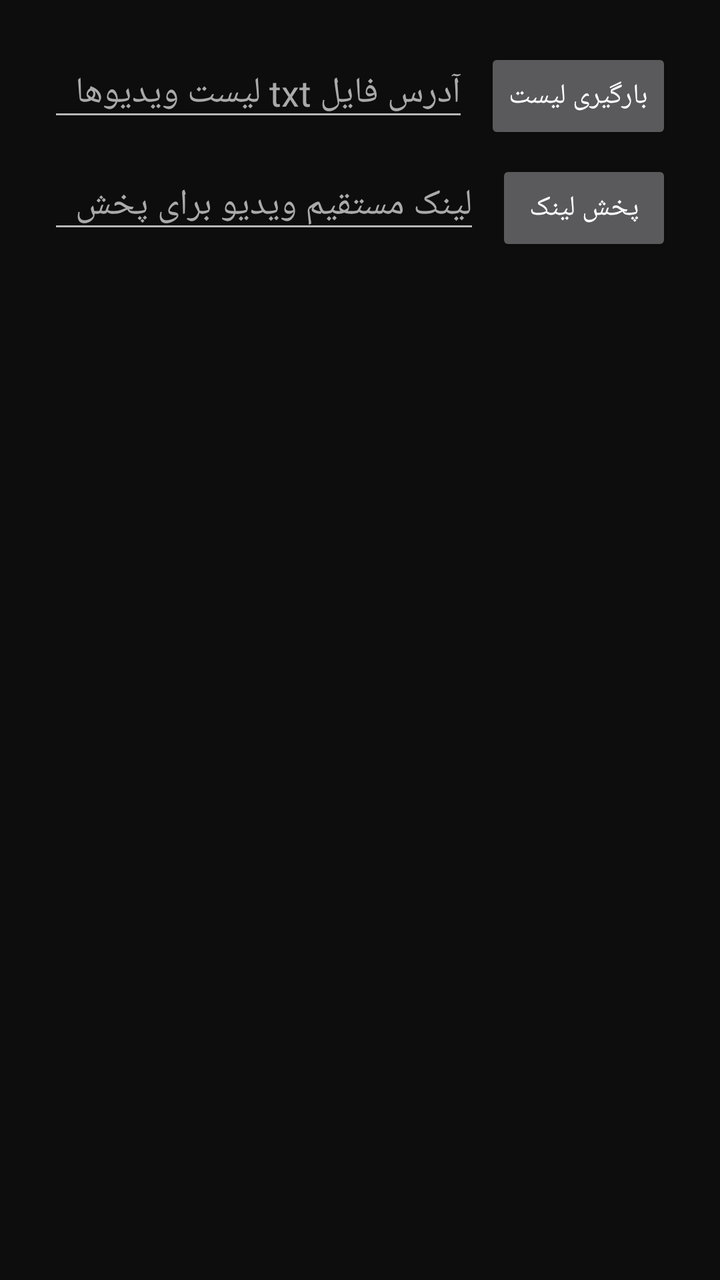
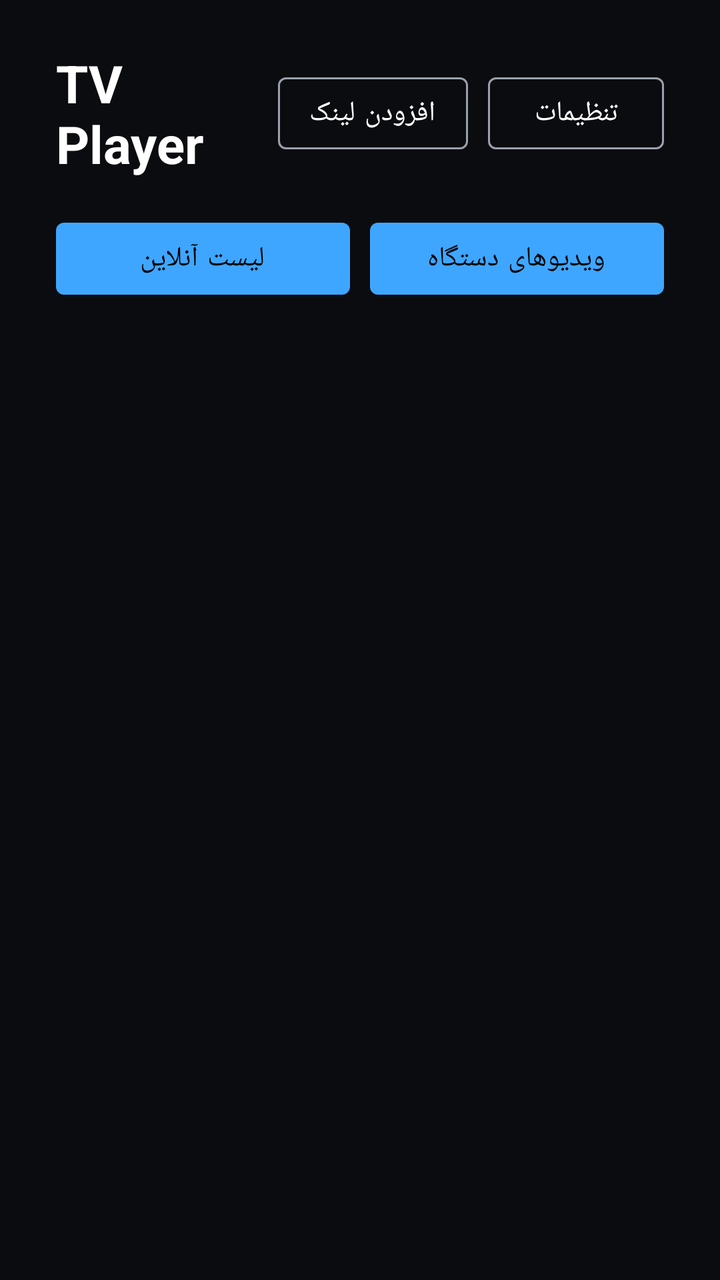

The first picture is an Android layout as it rendered before a commit; the second is the same layout after the commit. The layout source and the unified diff follow.
<!-- AndroidManifest.xml: application theme Theme.TvPlayer -->
<!-- res/layout/activity_main.xml -->
<?xml version="1.0" encoding="utf-8"?>
<LinearLayout xmlns:android="http://schemas.android.com/apk/res/android"
    android:layout_width="match_parent"
    android:layout_height="match_parent"
    android:orientation="vertical"
    android:background="@color/bg_dark"
    android:padding="24dp">

    
    <LinearLayout
        android:layout_width="match_parent"
        android:layout_height="wrap_content"
        android:orientation="horizontal"
        android:layout_marginBottom="8dp">

        <EditText
            android:id="@+id/edtListUrl"
            android:layout_width="0dp"
            android:layout_height="wrap_content"
            android:layout_weight="1"
            android:hint="@string/hint_list_url"
            android:textColor="@color/text_primary"
            android:textColorHint="@color/text_secondary"
            android:singleLine="true"
            android:inputType="textUri" />

        <Button
            android:id="@+id/btnLoadList"
            android:layout_width="wrap_content"
            android:layout_height="wrap_content"
            android:layout_marginStart="8dp"
            android:text="@string/btn_load_list" />
    </LinearLayout>

    
    <LinearLayout
        android:layout_width="match_parent"
        android:layout_height="wrap_content"
        android:orientation="horizontal"
        android:layout_marginBottom="8dp">

        <EditText
            android:id="@+id/edtDirectUrl"
            android:layout_width="0dp"
            android:layout_height="wrap_content"
            android:layout_weight="1"
            android:hint="@string/hint_direct_url"
            android:textColor="@color/text_primary"
            android:textColorHint="@color/text_secondary"
            android:singleLine="true"
            android:inputType="textUri" />

        <Button
            android:id="@+id/btnPlayDirect"
            android:layout_width="wrap_content"
            android:layout_height="wrap_content"
            android:layout_marginStart="8dp"
            android:text="@string/btn_play_direct" />
    </LinearLayout>

    <FrameLayout
        android:layout_width="match_parent"
        android:layout_height="wrap_content"
        android:layout_marginBottom="8dp">

        <TextView
            android:id="@+id/txtStatus"
            android:layout_width="match_parent"
            android:layout_height="wrap_content"
            android:textColor="@color/text_secondary" />

        <ProgressBar
            android:id="@+id/progressBar"
            android:layout_width="wrap_content"
            android:layout_height="wrap_content"
            android:layout_gravity="end"
            android:visibility="gone" />
    </FrameLayout>

    <ListView
        android:id="@+id/listView"
        android:layout_width="match_parent"
        android:layout_height="0dp"
        android:layout_weight="1"
        android:divider="@color/surface"
        android:dividerHeight="1dp" />

</LinearLayout>
<!-- resources referenced by this layout -->
<resources>
  <color name="bg_dark">#0D0D0D</color>
  <color name="surface">#1A1A1A</color>
  <color name="text_primary">#FFFFFF</color>
  <color name="text_secondary">#AAAAAA</color>
  <string name="btn_load_list">بارگیری لیست</string>
  <string name="btn_play_direct">پخش لینک</string>
  <string name="hint_direct_url">لینک مستقیم ویدیو برای پخش</string>
  <string name="hint_list_url">آدرس فایل txt لیست ویدیوها</string>
  <style name="Theme.TvPlayer" parent="Theme.AppCompat.NoActionBar">
          <item name="android:windowBackground">@color/bg_dark</item>
          <item name="colorPrimary">@color/accent</item>
          <item name="colorAccent">@color/accent</item>
          <item name="android:textColorPrimary">@color/text_primary</item>
      </style>
  <color name="accent">#3EA6FF</color>
</resources>

<!-- the commit's change to res/layout/activity_main.xml (unified diff, before → after) -->
@@ -1,35 +1,50 @@
 <?xml version="1.0" encoding="utf-8"?>
 <LinearLayout xmlns:android="http://schemas.android.com/apk/res/android"
+    xmlns:app="http://schemas.android.com/apk/res-auto"
     android:layout_width="match_parent"
     android:layout_height="match_parent"
-    android:orientation="vertical"
     android:background="@color/bg_dark"
-    android:padding="24dp">
+    android:orientation="vertical">
 
     
     <LinearLayout
         android:layout_width="match_parent"
         android:layout_height="wrap_content"
+        android:gravity="center_vertical"
         android:orientation="horizontal"
-        android:layout_marginBottom="8dp">
+        android:paddingStart="28dp"
+        android:paddingTop="24dp"
+        android:paddingEnd="28dp"
+        android:paddingBottom="16dp">
 
-        <EditText
-            android:id="@+id/edtListUrl"
+        <TextView
             android:layout_width="0dp"
             android:layout_height="wrap_content"
             android:layout_weight="1"
-            android:hint="@string/hint_list_url"
+            android:text="@string/app_name"
             android:textColor="@color/text_primary"
-            android:textColorHint="@color/text_secondary"
-            android:singleLine="true"
-            android:inputType="textUri" />
+            android:textSize="26sp"
+            android:textStyle="bold" />
 
-        <Button
-            android:id="@+id/btnLoadList"
+        <com.google.android.material.button.MaterialButton
+            android:id="@+id/btnAddLink"
+            style="@style/Widget.MaterialComponents.Button.OutlinedButton"
             android:layout_width="wrap_content"
             android:layout_height="wrap_content"
-            android:layout_marginStart="8dp"
-            android:text="@string/btn_load_list" />
+            android:layout_marginEnd="10dp"
+            android:text="@string/btn_add_link"
+            android:textColor="@color/text_primary"
+            app:strokeColor="@color/text_secondary" />
+
+        <com.google.android.material.button.MaterialButton
+            android:id="@+id/btnSettings"
+            style="@style/Widget.MaterialComponents.Button.OutlinedButton"
+            android:layout_width="wrap_content"
+            android:layout_height="wrap_content"
+            android:text="@string/btn_settings"
+            android:textColor="@color/text_primary"
+            app:strokeColor="@color/text_secondary" />
+
     </LinearLayout>
 
     
@@ -37,37 +52,43 @@
         android:layout_width="match_parent"
         android:layout_height="wrap_content"
         android:orientation="horizontal"
-        android:layout_marginBottom="8dp">
+        android:paddingStart="28dp"
+        android:paddingEnd="28dp"
+        android:paddingBottom="14dp">
 
-        <EditText
-            android:id="@+id/edtDirectUrl"
+        <com.google.android.material.button.MaterialButton
+            android:id="@+id/btnTabOnline"
+            style="@style/Widget.MaterialComponents.Button"
             android:layout_width="0dp"
             android:layout_height="wrap_content"
             android:layout_weight="1"
-            android:hint="@string/hint_direct_url"
-            android:textColor="@color/text_primary"
-            android:textColorHint="@color/text_secondary"
-            android:singleLine="true"
-            android:inputType="textUri" />
+            android:layout_marginEnd="10dp"
+            android:text="@string/tab_online" />
 
-        <Button
-            android:id="@+id/btnPlayDirect"
-            android:layout_width="wrap_content"
+        <com.google.android.material.button.MaterialButton
+            android:id="@+id/btnTabLocal"
+            style="@style/Widget.MaterialComponents.Button"
+            android:layout_width="0dp"
             android:layout_height="wrap_content"
-            android:layout_marginStart="8dp"
-            android:text="@string/btn_play_direct" />
+            android:layout_weight="1"
+            android:text="@string/tab_local" />
+
     </LinearLayout>
 
+    
     <FrameLayout
         android:layout_width="match_parent"
         android:layout_height="wrap_content"
-        android:layout_marginBottom="8dp">
+        android:paddingStart="28dp"
+        android:paddingEnd="28dp"
+        android:paddingBottom="10dp">
 
         <TextView
             android:id="@+id/txtStatus"
             android:layout_width="match_parent"
             android:layout_height="wrap_content"
-            android:textColor="@color/text_secondary" />
+            android:textColor="@color/text_secondary"
+            android:textSize="13sp" />
 
         <ProgressBar
             android:id="@+id/progressBar"
@@ -77,12 +98,32 @@
             android:visibility="gone" />
     </FrameLayout>
 
-    <ListView
-        android:id="@+id/listView"
+    <FrameLayout
         android:layout_width="match_parent"
         android:layout_height="0dp"
-        android:layout_weight="1"
-        android:divider="@color/surface"
-        android:dividerHeight="1dp" />
+        android:layout_weight="1">
+
+        <androidx.recyclerview.widget.RecyclerView
+            android:id="@+id/recyclerView"
+            android:layout_width="match_parent"
+            android:layout_height="match_parent"
+            android:clipToPadding="false"
+            android:paddingStart="28dp"
+            android:paddingTop="4dp"
+            android:paddingEnd="28dp"
+            android:paddingBottom="20dp" />
+
+        <TextView
+            android:id="@+id/txtEmpty"
+            android:layout_width="match_parent"
+            android:layout_height="wrap_content"
+            android:layout_gravity="center"
+            android:gravity="center"
+            android:padding="32dp"
+            android:textColor="@color/text_secondary"
+            android:textSize="14sp"
+            android:visibility="gone" />
+
+    </FrameLayout>
 
 </LinearLayout>
<!-- resource entries referenced after the edit -->
@@ -1,19 +1,31 @@
 <!-- resources referenced by this layout -->
 <resources>
-  <color name="bg_dark">#0D0D0D</color>
-  <color name="surface">#1A1A1A</color>
+  <color name="bg_dark">#0B0C10</color>
   <color name="text_primary">#FFFFFF</color>
-  <color name="text_secondary">#AAAAAA</color>
-  <string name="btn_load_list">بارگیری لیست</string>
-  <string name="btn_play_direct">پخش لینک</string>
-  <string name="hint_direct_url">لینک مستقیم ویدیو برای پخش</string>
-  <string name="hint_list_url">آدرس فایل txt لیست ویدیوها</string>
-  <style name="Theme.TvPlayer" parent="Theme.AppCompat.NoActionBar">
+  <color name="text_secondary">#9AA0AC</color>
+  <string name="app_name">TV Player</string>
+  <string name="btn_add_link">افزودن لینک</string>
+  <string name="btn_settings">تنظیمات</string>
+  <string name="tab_local">ویدیوهای دستگاه</string>
+  <string name="tab_online">لیست آنلاین</string>
+  <style name="Theme.TvPlayer" parent="Theme.MaterialComponents.NoActionBar">
           <item name="android:windowBackground">@color/bg_dark</item>
           <item name="colorPrimary">@color/accent</item>
+          <item name="colorPrimaryDark">@color/bg_dark</item>
           <item name="colorAccent">@color/accent</item>
+          <item name="colorSurface">@color/surface</item>
+          <item name="colorOnSurface">@color/text_primary</item>
           <item name="android:textColorPrimary">@color/text_primary</item>
+          <item name="materialAlertDialogTheme">@style/ThemeOverlay.TvPlayer.Dialog</item>
       </style>
   <color name="accent">#3EA6FF</color>
+  <color name="surface">#1B1D22</color>
+  <style name="ThemeOverlay.TvPlayer.Dialog" parent="ThemeOverlay.MaterialComponents.Dialog.Alert">
+          <item name="colorSurface">@color/surface</item>
+          <item name="colorOnSurface">@color/text_primary</item>
+          <item name="colorPrimary">@color/accent</item>
+          <item name="android:textColorPrimary">@color/text_primary</item>
+          <item name="android:textColorSecondary">@color/text_secondary</item>
+      </style>
 </resources>
 
